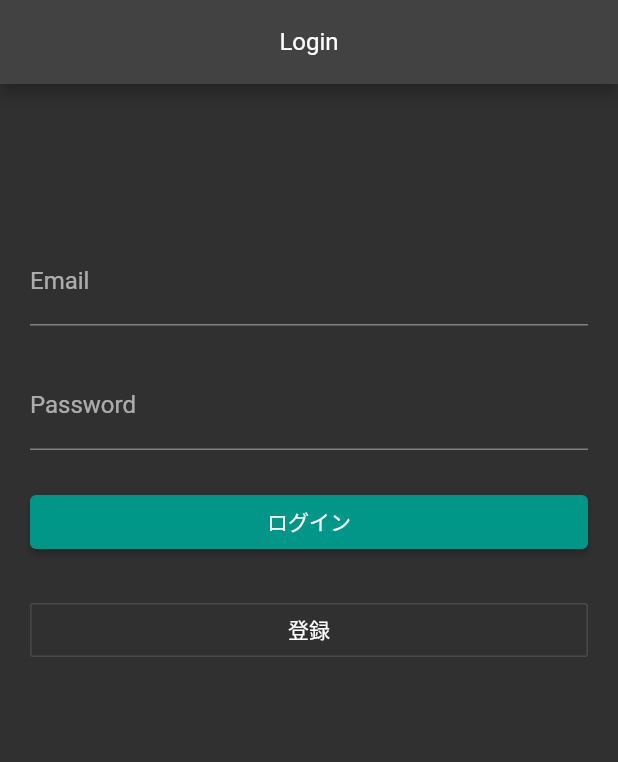
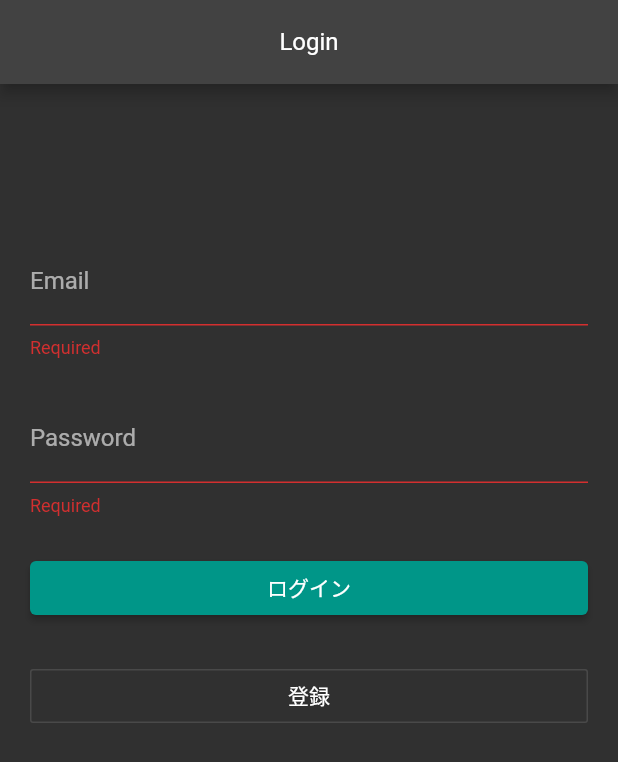
Before and after one commit to dshukertjr/supabase-chat, a Flutter app: the screen it shows after launch, after a tap on "ログイン", on a phone screen of 412 x 824 dp. Shown: the top 762 px of the screen. Run offline on Flutter 3.47's test engine with Material 2 defaults, Android fonts, the phone set to English and light mode, and no system bars; our stand-ins replace supabase; accounts and stored records are empty.

Commit message:
fixed bug

```diff
--- a/lib/pages/login_page.dart
+++ b/lib/pages/login_page.dart
@@ -10,7 +10,7 @@ class LoginPage extends StatefulWidget {
 class _LoginPageState extends State<LoginPage> {
   TextEditingController _emailConntroller;
   TextEditingController _passwordController;
-  GlobalKey<FormState> _formKey;
+  final _formKey = GlobalKey<FormState>();
 
   @override
   Widget build(BuildContext context) {
@@ -18,7 +18,9 @@ class _LoginPageState extends State<LoginPage> {
       appBar: AppBar(
         title: const Text('Login'),
       ),
-      body: ListView(
+      body: Form(
+        key: _formKey,
+        child: ListView(
           padding: const EdgeInsets.symmetric(
             vertical: 30,
             horizontal: 20,
@@ -62,6 +64,7 @@ class _LoginPageState extends State<LoginPage> {
             ),
           ],
         ),
+      ),
     );
   }
 
@@ -69,7 +72,6 @@ class _LoginPageState extends State<LoginPage> {
   void initState() {
     _emailConntroller = TextEditingController();
     _passwordController = TextEditingController();
-    _formKey = GlobalKey<FormState>();
     super.initState();
   }
 
```
Lines whose indentation alone changed are shown as unchanged.
